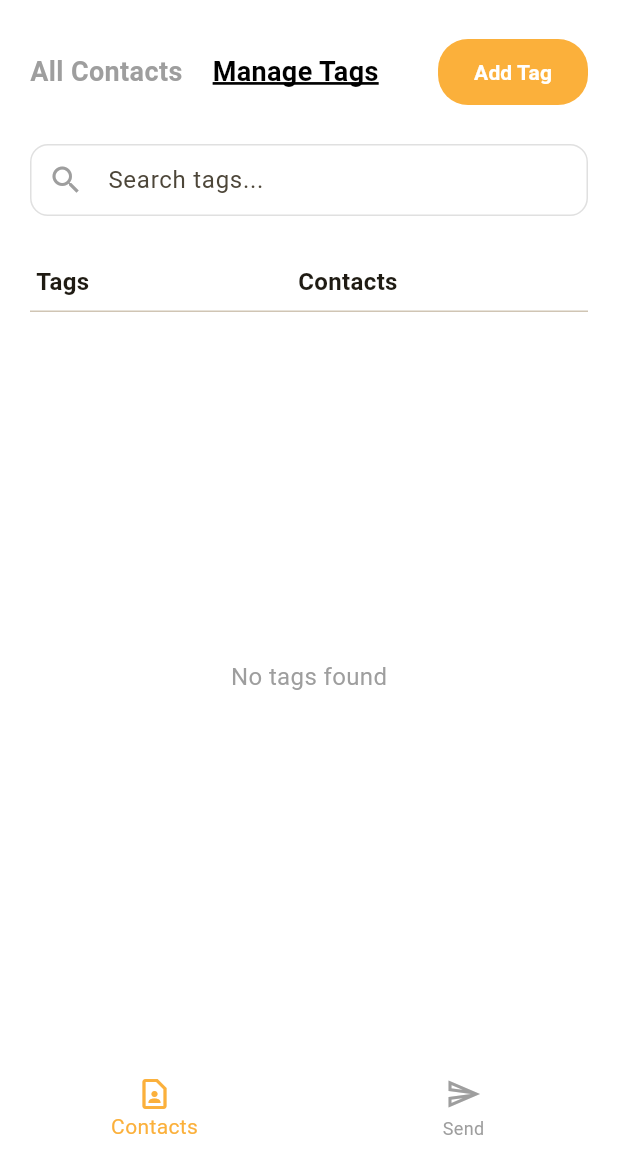
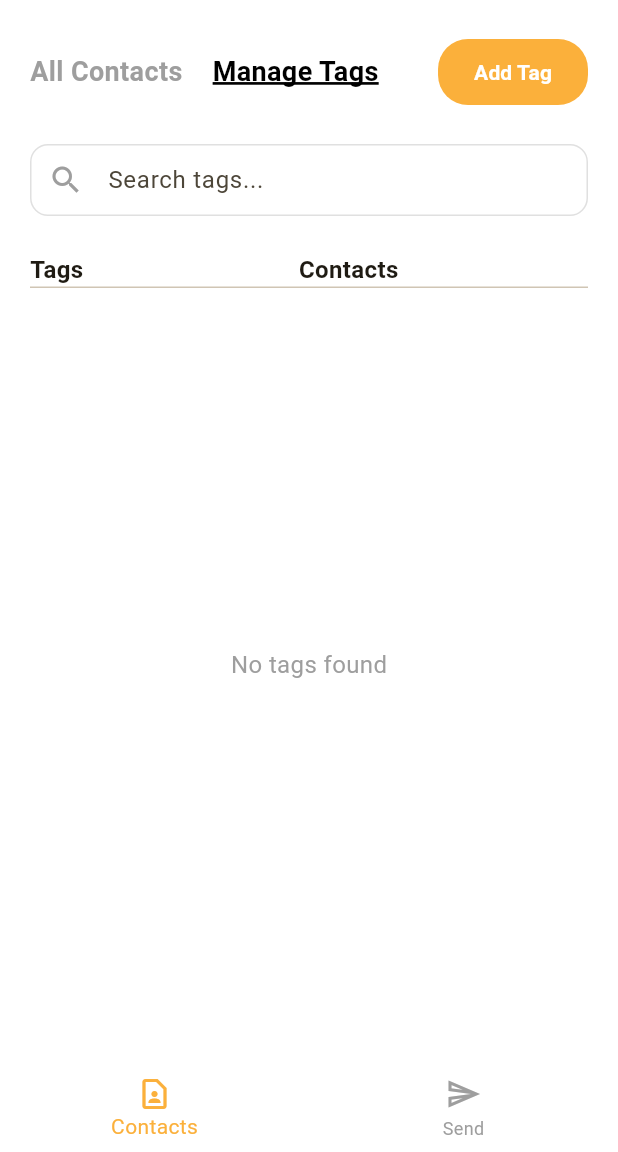
Before and after one commit to vipscaleblueprint-jpg/SMS, a Flutter app: the HomeScreen screen opened directly, after a tap on "Manage Tags", on a phone screen of 412 x 824 dp, the part 84-1236 px from its top. Run offline on Flutter 3.47's test engine with Material 3 defaults, Android fonts, the phone set to English and light mode, and no system bars; our stand-ins replace csv, file_picker, flutter_riverpod, sqflite; missing offline and left inert: another_telephony; accounts and stored records are empty; project files that could hold a hidden picture were left out.

Commit message:
structure list

```diff
--- a/lib/widgets/tags_list.dart
+++ b/lib/widgets/tags_list.dart
@@ -81,9 +81,10 @@ class _TagsListState extends ConsumerState<TagsList> {
           // ===========================
           // TABLE HEADERS
           // ===========================
-          const Padding(
-            padding: EdgeInsets.symmetric(horizontal: 4.0, vertical: 8.0),
-            child: Row(
+          // ===========================
+          // TABLE HEADERS
+          // ===========================
+          const Row(
             children: [
               Expanded(
                 flex: 3,
@@ -106,7 +107,6 @@ class _TagsListState extends ConsumerState<TagsList> {
                 child: SizedBox(), // Empty header for actions
               ),
             ],
-            ),
           ),
           const Divider(height: 1),
 
@@ -133,9 +133,7 @@ class _TagsListState extends ConsumerState<TagsList> {
                           .where((c) => c.tags.any((t) => t.id == tag.id))
                           .length;
 
-                      return Padding(
-                        padding: const EdgeInsets.symmetric(horizontal: 4.0),
-                        child: Row(
+                      return Row(
                         children: [
                           // Tag Name
                           Expanded(
@@ -180,7 +178,7 @@ class _TagsListState extends ConsumerState<TagsList> {
                                   padding: EdgeInsets.zero,
                                   constraints: const BoxConstraints(),
                                 ),
-                                  const SizedBox(width: 16),
+                                const SizedBox(width: 4),
                                 IconButton(
                                   icon: const Icon(
                                     Icons.delete_outline,
@@ -195,7 +193,6 @@ class _TagsListState extends ConsumerState<TagsList> {
                             ),
                           ),
                         ],
-                        ),
                       );
                     },
                   ),
```
Lines whose indentation alone changed are shown as unchanged.
